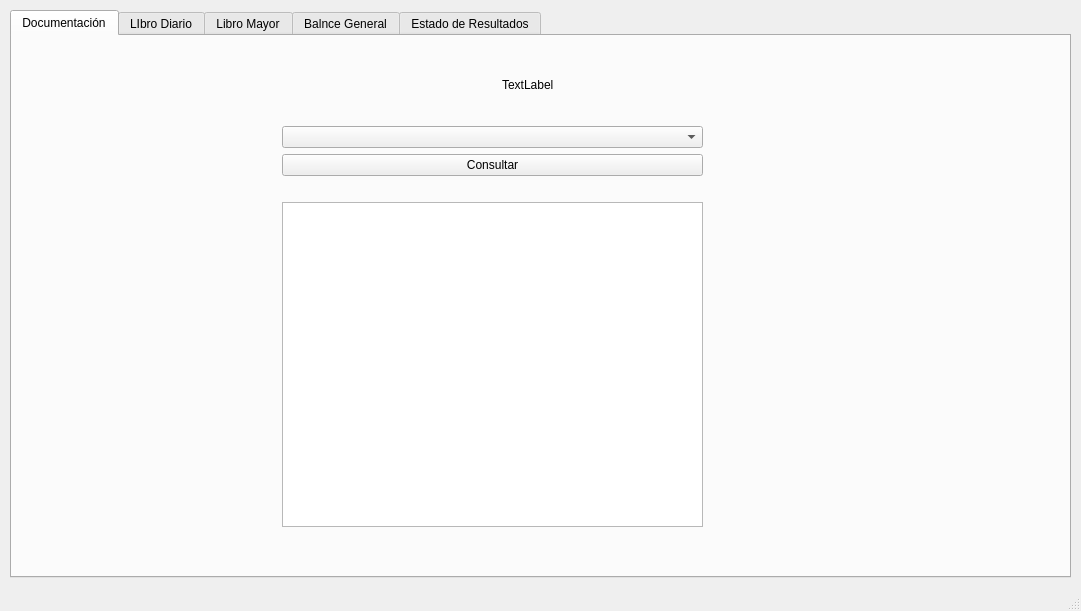
This is mainwindow.ui in pabloflores465/Proyecto-Informatica-3 as Qt 5 draws it before an edit. The edited form follows.
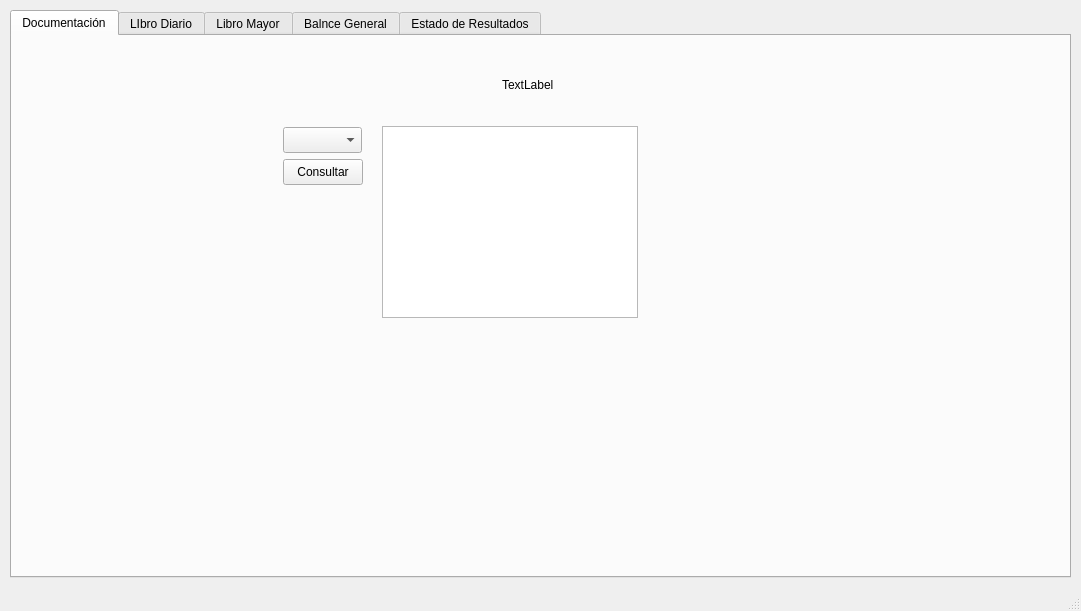
This is the edited form.

Commit message: arreglando proyecto xd

Patch:
```diff
--- a/mainwindow.ui
+++ b/mainwindow.ui
@@ -43,43 +43,38 @@
        <string>TextLabel</string>
       </property>
      </widget>
-     <widget class="QWidget" name="layoutWidget">
+     <widget class="QComboBox" name="comboBox">
       <property name="geometry">
        <rect>
-        <x>270</x>
+        <x>271</x>
+        <y>91</y>
+        <width>79</width>
+        <height>26</height>
+       </rect>
+      </property>
+     </widget>
+     <widget class="QListWidget" name="listWidget">
+      <property name="geometry">
+       <rect>
+        <x>370</x>
         <y>90</y>
-        <width>421</width>
-        <height>401</height>
+        <width>256</width>
+        <height>192</height>
        </rect>
       </property>
-      <layout class="QVBoxLayout" name="verticalLayout_4">
-       <item>
-        <widget class="QComboBox" name="comboBox"/>
-       </item>
-       <item>
-        <widget class="QPushButton" name="consultarButton">
-         <property name="text">
-          <string>Consultar</string>
-         </property>
-        </widget>
-       </item>
-       <item>
-        <spacer name="horizontalSpacer">
-         <property name="orientation">
-          <enum>Qt::Horizontal</enum>
-         </property>
-         <property name="sizeHint" stdset="0">
-          <size>
-           <width>40</width>
-           <height>20</height>
-          </size>
-         </property>
-        </spacer>
-       </item>
-       <item>
-        <widget class="QListWidget" name="listWidget"/>
-       </item>
-      </layout>
+     </widget>
+     <widget class="QPushButton" name="consultarButton">
+      <property name="geometry">
+       <rect>
+        <x>271</x>
+        <y>123</y>
+        <width>80</width>
+        <height>26</height>
+       </rect>
+      </property>
+      <property name="text">
+       <string>Consultar</string>
+      </property>
      </widget>
     </widget>
     <widget class="QWidget" name="tab_2">
```
The commit also changes 1 other file.
